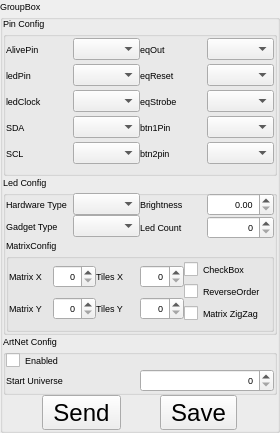
Before: the Qt Designer form Apps/LedRemoteControl/editextrasettingsgroupbox.ui in successbyfailure/libreLeds, drawn with Qt 5.
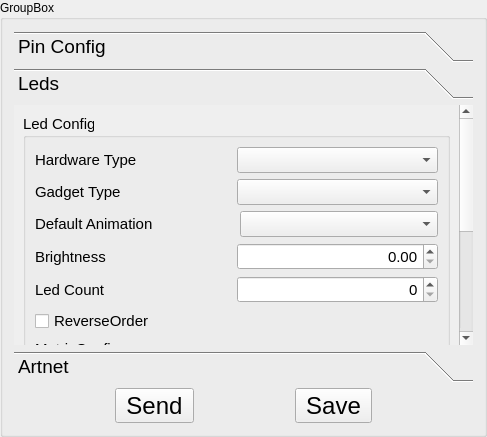
After: the same form once the commit is applied.

```diff
--- a/Apps/LedRemoteControl/editextrasettingsgroupbox.ui
+++ b/Apps/LedRemoteControl/editextrasettingsgroupbox.ui
@@ -6,45 +6,53 @@
    <rect>
     <x>0</x>
     <y>0</y>
-    <width>280</width>
-    <height>433</height>
+    <width>487</width>
+    <height>437</height>
    </rect>
   </property>
-  <property name="font">
-   <font>
-    <pointsize>7</pointsize>
-   </font>
-  </property>
   <property name="windowTitle">
    <string>GroupBox</string>
   </property>
   <property name="title">
    <string>GroupBox</string>
   </property>
-  <layout class="QVBoxLayout" name="verticalLayout_10" stretch="10,10,1,1">
-   <property name="spacing">
-    <number>0</number>
-   </property>
-   <property name="leftMargin">
-    <number>0</number>
-   </property>
-   <property name="topMargin">
-    <number>0</number>
-   </property>
-   <property name="rightMargin">
-    <number>0</number>
-   </property>
-   <property name="bottomMargin">
-    <number>0</number>
-   </property>
+  <layout class="QVBoxLayout" name="verticalLayout_11">
+   <item>
+    <widget class="QToolBox" name="toolBox">
+     <property name="font">
+      <font>
+       <pointsize>14</pointsize>
+      </font>
+     </property>
+     <property name="currentIndex">
+      <number>1</number>
+     </property>
+     <widget class="QWidget" name="page">
+      <property name="geometry">
+       <rect>
+        <x>0</x>
+        <y>0</y>
+        <width>448</width>
+        <height>334</height>
+       </rect>
+      </property>
+      <attribute name="label">
+       <string>Pin Config</string>
+      </attribute>
+      <layout class="QVBoxLayout" name="verticalLayout_3">
    <item>
     <widget class="QGroupBox" name="gbPins">
+         <property name="font">
+          <font>
+           <pointsize>11</pointsize>
+          </font>
+         </property>
      <property name="title">
       <string>Pin Config</string>
      </property>
-     <layout class="QHBoxLayout" name="horizontalLayout_11">
+         <layout class="QVBoxLayout" name="verticalLayout_10">
       <property name="spacing">
-       <number>0</number>
+           <number>4</number>
       </property>
       <property name="leftMargin">
        <number>0</number>
@@ -424,37 +432,32 @@
      </layout>
     </widget>
    </item>
+      </layout>
+     </widget>
+     <widget class="QWidget" name="page_2">
+      <property name="geometry">
+       <rect>
+        <x>0</x>
+        <y>0</y>
+        <width>448</width>
+        <height>453</height>
+       </rect>
+      </property>
+      <attribute name="label">
+       <string>Leds</string>
+      </attribute>
+      <layout class="QVBoxLayout" name="verticalLayout_8">
    <item>
     <widget class="QGroupBox" name="gbLedconfig">
+         <property name="font">
+          <font>
+           <pointsize>11</pointsize>
+          </font>
+         </property>
      <property name="title">
       <string>Led Config</string>
      </property>
-     <layout class="QVBoxLayout" name="verticalLayout_9">
-      <property name="spacing">
-       <number>0</number>
-      </property>
-      <property name="leftMargin">
-       <number>0</number>
-      </property>
-      <property name="topMargin">
-       <number>0</number>
-      </property>
-      <property name="rightMargin">
-       <number>0</number>
-      </property>
-      <property name="bottomMargin">
-       <number>0</number>
-      </property>
-      <item>
-       <layout class="QHBoxLayout" name="horizontalLayout_23">
-        <property name="spacing">
-         <number>0</number>
-        </property>
-        <item>
-         <layout class="QVBoxLayout" name="verticalLayout_3">
-          <property name="spacing">
-           <number>0</number>
-          </property>
+         <layout class="QVBoxLayout" name="verticalLayout_4">
           <item>
            <layout class="QHBoxLayout" name="horizontalLayout_12">
             <property name="spacing">
@@ -489,13 +492,20 @@
             </item>
            </layout>
           </item>
-         </layout>
-        </item>
         <item>
-         <layout class="QVBoxLayout" name="verticalLayout_4">
-          <property name="spacing">
-           <number>0</number>
-          </property>
+           <layout class="QHBoxLayout" name="horizontalLayout_18">
+            <item>
+             <widget class="QLabel" name="label_20">
+              <property name="text">
+               <string>Default Animation</string>
+              </property>
+             </widget>
+            </item>
+            <item>
+             <widget class="QComboBox" name="comboDefaultAnimation"/>
+            </item>
+           </layout>
+          </item>
           <item>
            <layout class="QHBoxLayout" name="horizontalLayout_15">
             <property name="spacing">
@@ -577,18 +587,21 @@
             </item>
            </layout>
           </item>
-         </layout>
-        </item>
-       </layout>
+          <item>
+           <widget class="QCheckBox" name="checkLedReverseOrder">
+            <property name="text">
+             <string>ReverseOrder</string>
+            </property>
+           </widget>
       </item>
       <item>
        <widget class="QGroupBox" name="gbMatrix">
         <property name="title">
          <string>MatrixConfig</string>
         </property>
-        <layout class="QHBoxLayout" name="horizontalLayout_22">
+            <layout class="QVBoxLayout" name="verticalLayout_7">
          <property name="spacing">
-          <number>0</number>
+              <number>4</number>
          </property>
          <property name="leftMargin">
           <number>0</number>
@@ -600,11 +613,6 @@
           <number>0</number>
          </property>
          <property name="bottomMargin">
-          <number>0</number>
-         </property>
-         <item>
-          <layout class="QVBoxLayout" name="verticalLayout_8">
-           <property name="spacing">
             <number>0</number>
            </property>
            <item>
@@ -685,28 +693,9 @@
              </item>
             </layout>
            </item>
-          </layout>
-         </item>
          <item>
-          <layout class="QVBoxLayout" name="verticalLayout_7">
+              <layout class="QHBoxLayout" name="horizontalLayout_11">
            <property name="spacing">
-            <number>0</number>
-           </property>
-           <item>
-            <layout class="QHBoxLayout" name="horizontalLayout_18">
-             <property name="spacing">
-              <number>0</number>
-             </property>
-             <property name="leftMargin">
-              <number>0</number>
-             </property>
-             <property name="topMargin">
-              <number>0</number>
-             </property>
-             <property name="rightMargin">
-              <number>0</number>
-             </property>
-             <property name="bottomMargin">
               <number>0</number>
              </property>
              <item>
@@ -770,8 +759,6 @@
              </item>
             </layout>
            </item>
-          </layout>
-         </item>
          <item>
           <layout class="QVBoxLayout" name="verticalLayout_6">
            <property name="spacing">
@@ -784,13 +771,6 @@
              </property>
             </widget>
            </item>
-           <item>
-            <widget class="QCheckBox" name="checkLedReverseOrder">
-             <property name="text">
-              <string>ReverseOrder</string>
-             </property>
-            </widget>
-           </item>
            <item>
             <widget class="QCheckBox" name="checkMatrixZigZag">
              <property name="text">
@@ -806,8 +786,20 @@
      </layout>
     </widget>
    </item>
+      </layout>
+     </widget>
+     <widget class="QWidget" name="page_3">
+      <attribute name="label">
+       <string>Artnet</string>
+      </attribute>
+      <layout class="QVBoxLayout" name="verticalLayout_9">
    <item>
     <widget class="QGroupBox" name="gbArtnet">
+         <property name="font">
+          <font>
+           <pointsize>11</pointsize>
+          </font>
+         </property>
      <property name="title">
       <string>ArtNet Config</string>
      </property>
@@ -859,6 +851,23 @@
        </layout>
       </item>
      </layout>
+        </widget>
+       </item>
+       <item>
+        <spacer name="verticalSpacer">
+         <property name="orientation">
+          <enum>Qt::Vertical</enum>
+         </property>
+         <property name="sizeHint" stdset="0">
+          <size>
+           <width>20</width>
+           <height>154</height>
+          </size>
+         </property>
+        </spacer>
+       </item>
+      </layout>
+     </widget>
     </widget>
    </item>
    <item>
```
Lines whose indentation alone changed are shown as unchanged.
